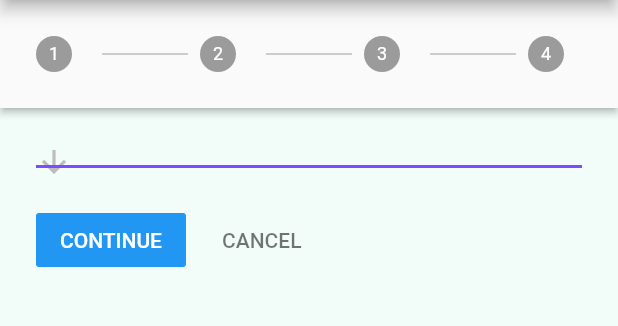
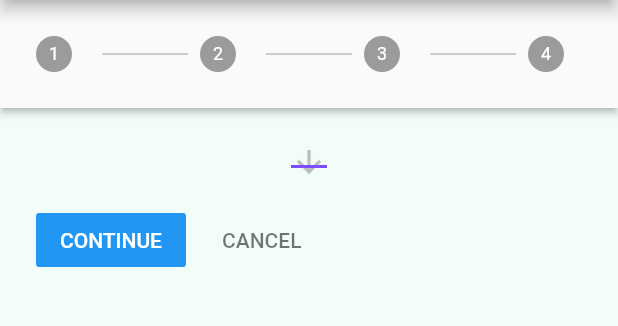
Before and after one commit to Blaccreed/renhord, a Flutter app: the screen it shows after launch, after a tap on "CONTINUE", on a phone screen of 412 x 824 dp, the part 84-410 px from its top. Run offline on Flutter 3.47's test engine with Material 2 defaults, Android fonts, the phone set to English and light mode, and no system bars; our stand-ins replace hexcolor.

Commit message:
Correction pour le formulaire !!!!

```diff
--- a/lib/screens/productBrand.dart
+++ b/lib/screens/productBrand.dart
@@ -12,9 +12,11 @@ class Features extends StatefulWidget {
 //EnhancedDropDown.withData(dropdownLabelTitle: "Marque du téléphone", dataSource: _getBrands(), defaultOptionText: defaultOptionText, valueReturned: valueReturned);
 
 class _FeaturesState extends State<Features> {
+  String defaultValue = "Apple";
+  List<String> model = [];
   List<String> brands = [];
-  List<String> models = [];
-  String defaultValue = "Apple";
+
+
   Future<String> getBrands() async {
     final response = await DefaultAssetBundle.of(context)
         .loadString('assets/phone-model.json');
@@ -44,7 +46,9 @@ class _FeaturesState extends State<Features> {
 
   @override
   Widget build(BuildContext context) {
-    return DropdownButton<String>(
+    return Column(
+      children: [
+        DropdownButton<String>(
           value: defaultValue,
           icon: const Icon(Icons.arrow_downward),
           elevation: 16,
@@ -65,6 +69,10 @@ class _FeaturesState extends State<Features> {
               child: Text(brand),
             );
           }).toList(),
+        ),
+
+
+      ],
     );
   }
 }
```
Lines whose indentation alone changed are shown as unchanged.
